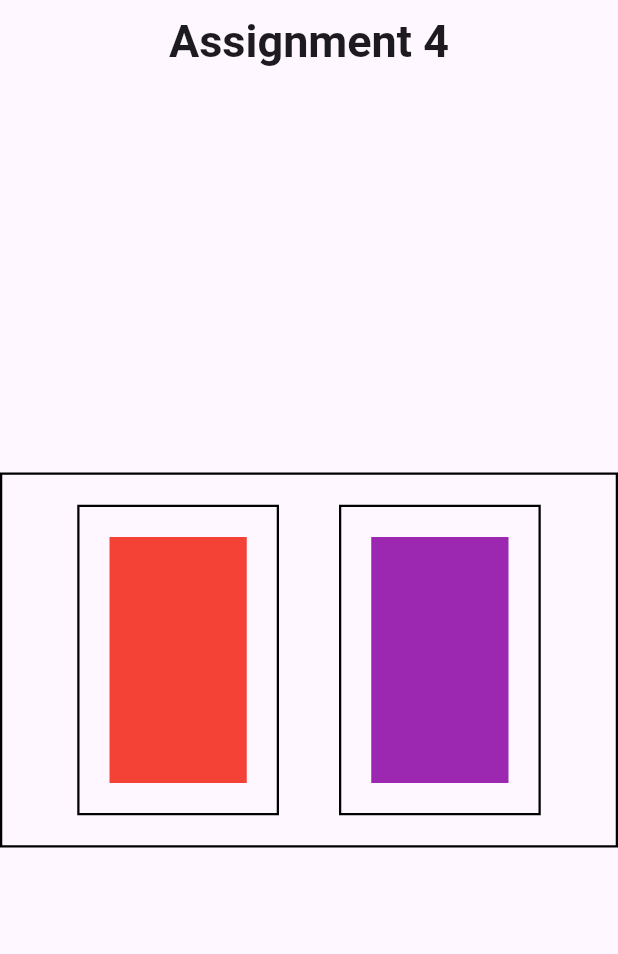
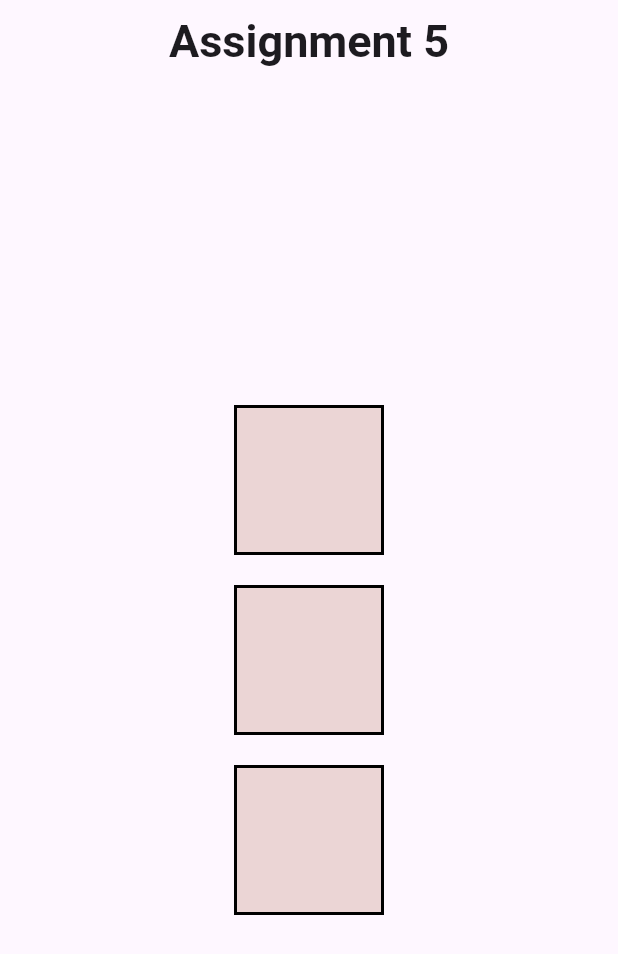
Before and after one commit to C2W-Flutter6/DailyFlash, a Flutter app: the screen it shows after launch, on a phone screen of 412 x 824 dp. Shown: the top 954 px of the screen. Run offline on Flutter 3.47's test engine with Material 3 defaults, Android fonts, the light colour scheme and no system bars.

Commit message:
Assignment 5:Containers changes color on tap

```diff
--- /dev/null
+++ b/dailyflash6/lib/assignment5.dart
@@ -0,0 +1,111 @@
+import 'package:flutter/material.dart';
+
+class Assignment5 extends StatefulWidget {
+  const Assignment5({super.key});
+
+  @override
+  State createState() => _Assignment5State();
+}
+
+class _Assignment5State extends State<Assignment5> {
+  Color _color1 = const Color.fromARGB(255, 235, 213, 213);
+  Color _color2 = const Color.fromARGB(255, 235, 213, 213);
+  Color _color3 = const Color.fromARGB(255, 235, 213, 213);
+  @override
+  Widget build(BuildContext context) {
+    return Scaffold(
+      appBar: AppBar(
+        title: const Text(
+          "Assignment 5",
+          style: TextStyle(
+            fontSize: 30,
+            fontWeight: FontWeight.w700,
+          ),
+        ),
+        centerTitle: true,
+        shape: const RoundedRectangleBorder(
+          borderRadius: BorderRadius.only(
+            bottomLeft: Radius.circular(20),
+            bottomRight: Radius.circular(20),
+          ),
+        ),
+      ),
+      body: Center(
+        child: Column(
+          mainAxisAlignment: MainAxisAlignment.center,
+          children: [
+            GestureDetector(
+              onTap: () {
+                setState(() {
+                  if (_color1 == Colors.red) {
+                    _color1 = Colors.white;
+                  } else {
+                    _color1 = Colors.red;
+                  }
+                });
+              },
+              child: Container(
+                height: 100,
+                width: 100,
+                decoration: BoxDecoration(
+                  color: _color1,
+                  border: Border.all(
+                    width: 2,
+                    color: Colors.black,
+                  ),
+                ),
+                margin: EdgeInsets.all(10),
+              ),
+            ),
+            GestureDetector(
+              onTap: () {
+                setState(() {
+                  if (_color2 == Colors.red) {
+                    _color2 = Colors.white;
+                  } else {
+                    _color2 = Colors.red;
+                  }
+                });
+              },
+              child: Container(
+                height: 100,
+                width: 100,
+                decoration: BoxDecoration(
+                  color: _color2,
+                  border: Border.all(
+                    width: 2,
+                    color: Colors.black,
+                  ),
+                ),
+                margin: const EdgeInsets.all(10),
+              ),
+            ),
+            GestureDetector(
+              onTap: () {
+                setState(() {
+                  if (_color3 == Colors.red) {
+                    _color3 = Colors.white;
+                  } else {
+                    _color3 = Colors.red;
+                  }
+                });
+              },
+              child: Container(
+                height: 100,
+                width: 100,
+                decoration: BoxDecoration(
+                  color: _color3,
+                  border: Border.all(
+                    width: 2,
+                    color: Colors.black,
+                  ),
+                ),
+                margin: const EdgeInsets.all(10),
+              ),
+            ),
+          ],
+        ),
+      ),
+    );
+  }
+}
--- a/dailyflash6/lib/main.dart
+++ b/dailyflash6/lib/main.dart
@@ -1,5 +1,5 @@
 import 'package:flutter/material.dart';
-import 'package:dailyflash6/assignment4.dart';
+import 'package:dailyflash6/assignment5.dart';
 
 void main() {
   runApp(const MainApp());
@@ -11,7 +11,7 @@ class MainApp extends StatelessWidget {
   @override
   Widget build(BuildContext context) {
     return const MaterialApp(
-      home: Assignment4(),
+      home: Assignment5(),
       debugShowCheckedModeBanner: false,
     );
   }
```
